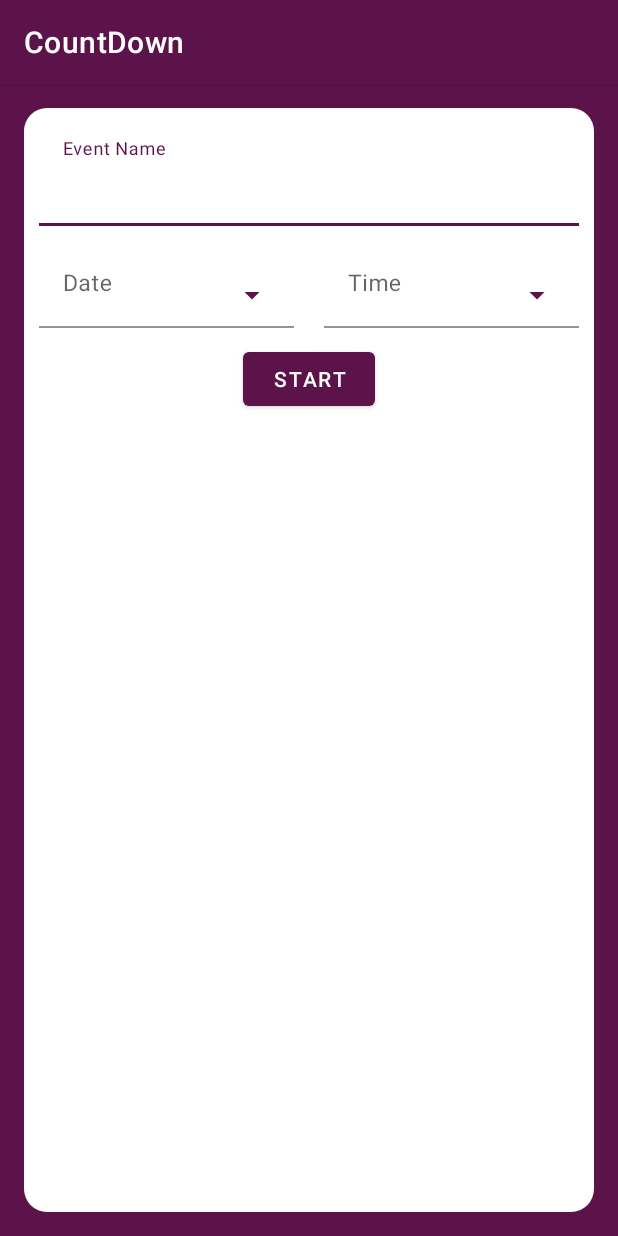
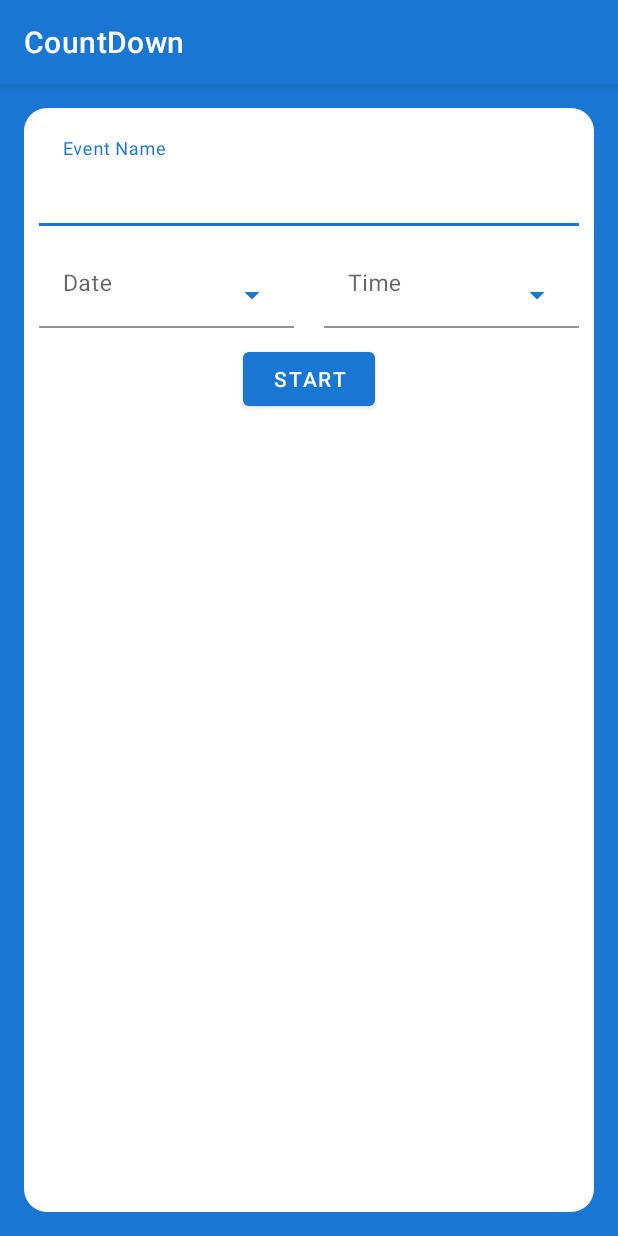
Before and after one commit to RoberMiranda92/CountDown, an Android app: the screen it shows after launch (MainActivity), on a phone screen of 412 x 824 dp. Run offline under Robolectric (Android 15) with nearby library versions, the phone set to English and light mode, and no system bars; our stand-ins replace data binding.

```diff
--- a/app/src/main/res/values/colors.xml
+++ b/app/src/main/res/values/colors.xml
@@ -1,10 +1,21 @@
 <?xml version="1.0" encoding="utf-8"?>
 <resources>
-    <color name="colorPrimary">#5C1349</color>
-    <color name="colorPrimaryDark">#4E0D3A</color>
-    <color name="colorPrimaryVariant">#71135C</color>
-    <color name="colorAccent">#F7363E</color>
+    <color name="colorPrimary">#1976d2</color>
+    <color name="colorPrimaryDark">#004ba0</color>
+    <color name="colorPrimaryVariant">#63a4ff</color>
+    <color name="colorAccent">#D27619</color>
+    <color name="colorAccentLight">#FFA54B</color>
+    <color name="colorAccentDark">#9B4900</color>
     <color name="colorBackground">@color/white</color>
+    <color name="colorSurface">@color/white</color>
+    <color name="colorError">#B00020</color>
+    <color name="colorOnPrimary">#FAFFFFFF</color>
+    <color name="colorOnSecondary">#B8000000</color>
+
+    <color name="primaryColor">#1976d2</color>
+    <color name="primaryLightColor">#63a4ff</color>
+    <color name="primaryDarkColor">#004ba0</color>
+    <color name="primaryTextColor">#ffffff</color>
 
     <color name="white">#FFFFFF</color>
     <color name="black">#000000</color>
--- a/app/src/main/res/values/styles.xml
+++ b/app/src/main/res/values/styles.xml
@@ -5,12 +5,16 @@
         <!-- Customize your theme here. -->
         <item name="colorPrimary">@color/colorPrimary</item>
         <item name="colorPrimaryDark">@color/colorPrimaryDark</item>
-        <item name="colorPrimaryVariant">@color/colorPrimaryVariant</item>
+        <item name="colorPrimaryVariant">@color/colorPrimaryDark</item>
         <item name="colorSecondary">@color/colorAccent</item>
-        <item name="colorSecondaryVariant">#018786</item>
+        <item name="colorSecondaryVariant">@color/colorAccentDark</item>
         <item name="colorAccent">@color/colorAccent</item>
-        <item name="colorOnPrimary">@color/white</item>
-        <item name="colorOnSecondary">@color/black</item>
+        <item name="colorOnPrimary">@color/colorOnPrimary</item>
+        <item name="colorOnSecondary">@color/colorOnSecondary</item>
+        <item name="colorError">@color/colorError</item>
+        <item name="colorOnError">@color/white</item>
+        <item name="colorOnBackground">@color/black</item>
+        <item name="colorOnSurface">@color/black</item>
         <item name="android:colorBackground">@color/colorBackground</item>
         <item name="android:timePickerStyle">@style/TimePickerTheme</item>
     </style>
```
Also changed, not shown: app/src/main/java/com/robertomiranda/countdown/createevent/CreateEventViewModel.kt (+12 -3 lines), app/src/main/java/com/robertomiranda/countdown/model/CreateEventRepository.kt (+19 -1 lines).
